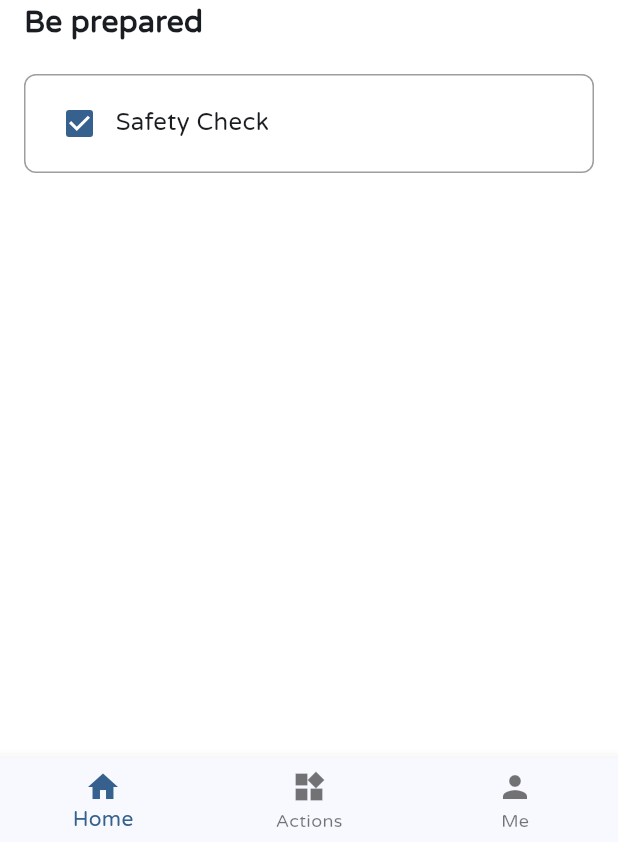
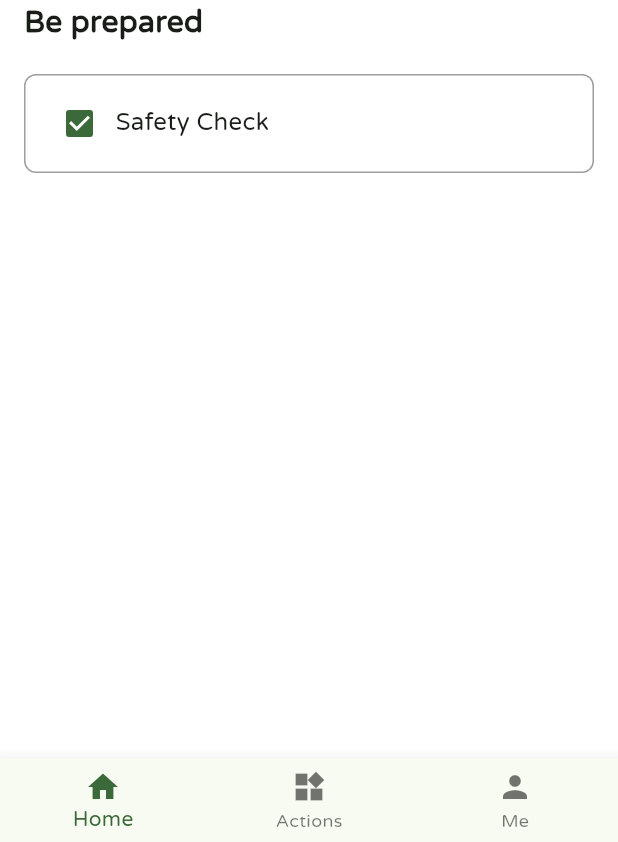
Before and after one commit to ObiajuluM/Ally, a Flutter app: the screen it shows after launch, on a phone screen of 412 x 824 dp. Shown: the part 391-1233 px from the top of the screen. Run offline on Flutter 3.47's test engine with Material 3 defaults, Android fonts, the phone set to English and light mode, and no system bars; our stand-ins replace flutter_riverpod, riverpod, shared_preferences; missing offline and left inert: flutter_displaymode.

```diff
--- a/lib/main.dart
+++ b/lib/main.dart
@@ -2,6 +2,7 @@ import 'dart:io';
 
 import 'package:ally/pages/home/home.dart';
 import 'package:ally/pages/primary/primary.dart';
+import 'package:ally/themes/dark.dart';
 import 'package:ally/themes/light.dart';
 import 'package:flutter/material.dart';
 import 'package:flutter_displaymode/flutter_displaymode.dart';
@@ -30,7 +31,7 @@ class MainApp extends StatelessWidget {
   Widget build(BuildContext context) {
     return MaterialApp(
       theme: lightTheme,
-      darkTheme: lightTheme,
+      darkTheme: darkTheme,
       debugShowCheckedModeBanner: false,
       home: PrimaryPage(),
     );
--- a/lib/pages/home/home.dart
+++ b/lib/pages/home/home.dart
@@ -57,6 +57,7 @@ class HomePage extends StatelessWidget {
               ),
             ),
             const SizedBox(height: 20),
+            // for (int i = 0; i < 10; i++)
             _buildCheckboxTile(
               label: 'Safety Check',
               value: true,
--- a/lib/themes/dark.dart
+++ b/lib/themes/dark.dart
@@ -4,7 +4,7 @@ import 'package:flutter/material.dart';
 ThemeData darkTheme = ThemeData(
   brightness: Brightness.dark,
   colorScheme: ColorScheme.fromSeed(
-      seedColor: Colors.blue,
+    seedColor: Colors.green,
     brightness: Brightness.dark,
   ),
 
@@ -27,4 +27,5 @@ ThemeData darkTheme = ThemeData(
       TargetPlatform.android: PredictiveBackPageTransitionsBuilder(),
       TargetPlatform.iOS: FadePageTransitionsBuilder(),
     },
-    ));
+  ),
+);
--- a/lib/themes/light.dart
+++ b/lib/themes/light.dart
@@ -4,7 +4,7 @@ import 'package:flutter/material.dart';
 ThemeData lightTheme = ThemeData(
     brightness: Brightness.light,
     colorScheme: ColorScheme.fromSeed(
-      seedColor: Colors.blue,
+      seedColor: Colors.green,
       brightness: Brightness.light,
     ),
 
@@ -27,7 +27,7 @@ ThemeData lightTheme = ThemeData(
         TargetPlatform.android: PredictiveBackPageTransitionsBuilder(),
         TargetPlatform.iOS: FadePageTransitionsBuilder(),
       },
-    )
+    ),
 
     ///
     // inputDecorationTheme: InputDecorationTheme(
```
Also changed, not shown: lib/pages/actions/actions.dart (+0 -56 lines), 43 other files. Lines whose indentation alone changed are shown as unchanged.
